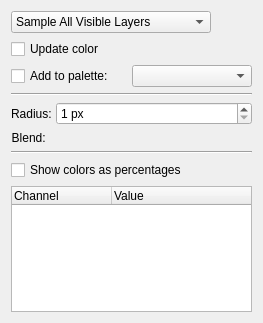
Qt form plugins/tools/basictools/wdgcolorsampler.ui (KDE/krita) before a commit.
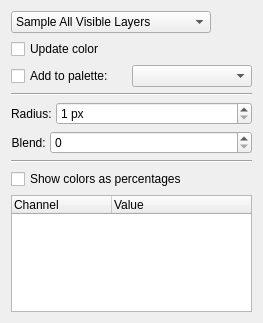
The same form after that commit. Custom widgets are drawn as their Qt base class.

Commit message:
ui: Fix Designer not rendering KisSliderSpinBox as QSpinBox
Part-of: <https://invent.kde.org/graphics/krita/-/merge_requests/1742>

The edit to the form file:
```diff
--- a/plugins/tools/basictools/wdgcolorsampler.ui
+++ b/plugins/tools/basictools/wdgcolorsampler.ui
@@ -259,7 +259,7 @@
  <customwidgets>
   <customwidget>
    <class>KisSliderSpinBox</class>
-   <extends>QWidget</extends>
+   <extends>QSpinBox</extends>
    <header>kis_slider_spin_box.h</header>
   </customwidget>
   <customwidget>
```
The commit also changes 45 other files.
